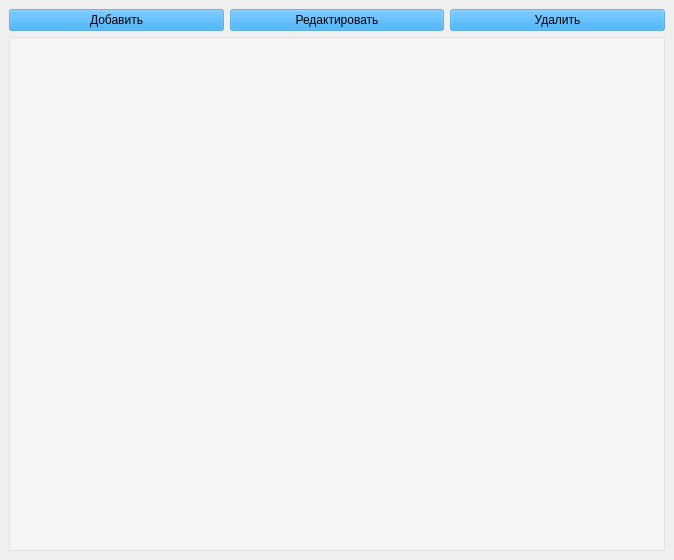
This is forms/Form_refParts.ui in LeonSoftLab/PartsWarehouse as Qt 5 draws it before an edit. The edited form follows.
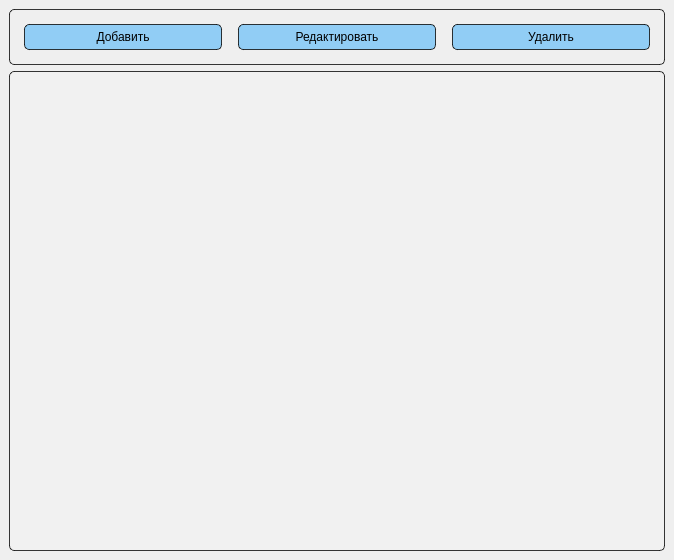
This is the edited form.

The edit to the form file:
```diff
--- a/forms/Form_refParts.ui
+++ b/forms/Form_refParts.ui
@@ -14,8 +14,17 @@
    <string>Справочник зап. частей</string>
   </property>
   <widget class="QWidget" name="centralwidget">
+   <property name="styleSheet">
+    <string notr="true"/>
+   </property>
    <layout class="QVBoxLayout" name="verticalLayout">
     <item>
+     <widget class="QFrame" name="">
+      <property name="styleSheet">
+       <string notr="true">color: black;
+border: 1px solid rgba(0, 0, 0, 200);
+border-radius : 5px;</string>
+      </property>
      <layout class="QHBoxLayout" name="horizontalLayout">
       <item>
        <widget class="QPushButton" name="btn_add">
@@ -23,6 +32,8 @@
          <string notr="true">QPushButton {
 font: 10pt &quot;Arial&quot;;
 background-color: rgba(0, 153, 255, 100);
+margin: 5px;
+padding: 5px;
 }
 QPushButton:hover {
 background-color: rgba(2, 144, 0, 150);
@@ -40,6 +51,8 @@
          <string notr="true">QPushButton {
 font: 10pt &quot;Arial&quot;;
 background-color: rgba(0, 153, 255, 100);
+margin: 5px;
+padding: 5px;
 }
 QPushButton:hover {
 background-color: rgba(2, 144, 0, 150);
@@ -57,6 +70,8 @@
          <string notr="true">QPushButton {
 font: 10pt &quot;Arial&quot;;
 background-color: rgba(0, 153, 255, 100);
+margin: 5px;
+padding: 5px;
 }
 QPushButton:hover {
 background-color: rgba(2, 144, 0, 150);
@@ -69,16 +84,25 @@
        </widget>
       </item>
      </layout>
+     </widget>
     </item>
     <item>
      <widget class="QTableView" name="tableView">
       <property name="styleSheet">
        <string notr="true">QTableView {
-	background-color: rgba(255, 255, 255, 100)
+ background-color: rgba(255, 255, 255, 30);
+ border: 1px solid rgba(0, 0, 0, 200);
+ color: black;
+ border-radius : 5px;
 }
 
 QTableView::section {
-background-color: rgba(30, 144, 255, 100)
+ background-color: rgba(30, 144, 255, 100);
+ color: black;
+ font-weight: bold;
+ border: 1px solid rgba(0, 0, 0, 200);
+ height: 40px;
+ border-radius : 5px;
 }
 
 QTableView::item:selected{
```
Left out of the diff: 12 changed lines with no effect on the pictures. Lines whose indentation alone changed are shown as unchanged.
